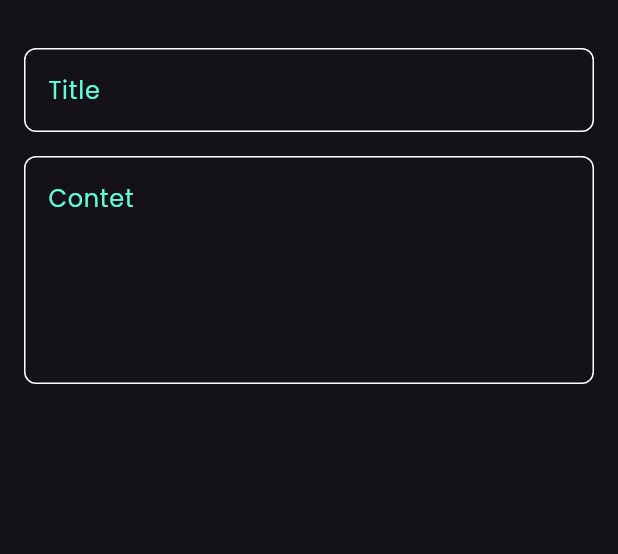
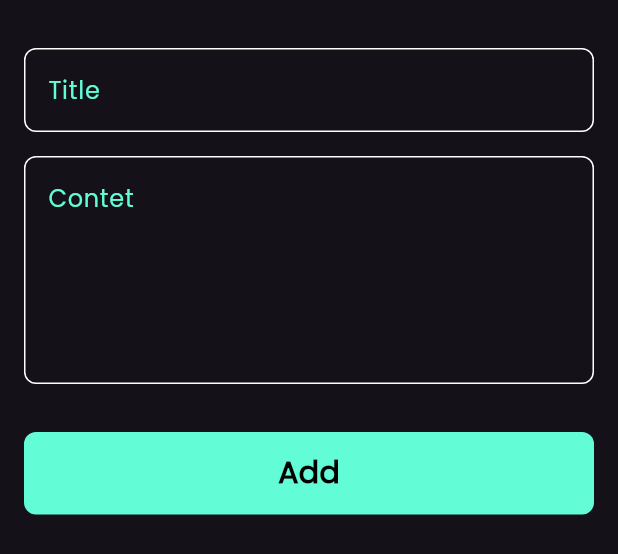
Before and after one commit to NADY10N/notes_app, a Flutter app: the AddNoteBottomSheet widget shown alone on an empty page, opened directly, on a phone screen of 412 x 824 dp. Shown: the top 554 px of the screen. Run offline on Flutter 3.47's test engine with Material 3 defaults, Android fonts, the phone set to English and light mode, and no system bars.

Commit message:
finish notes bottom sheet

```diff
--- a/lib/views/widgets/add_note_bottom-sheet.dart
+++ b/lib/views/widgets/add_note_bottom-sheet.dart
@@ -1,4 +1,6 @@
 import 'package:flutter/material.dart';
+
+import 'package:notes/views/widgets/custom_buttom.dart';
 import 'package:notes/views/widgets/custom_text_field.dart';
 
 class AddNoteBottomSheet extends StatelessWidget {
@@ -10,6 +12,7 @@ class AddNoteBottomSheet extends StatelessWidget {
       padding: const EdgeInsets.symmetric(
         horizontal: 16,
       ),
+      child: SingleChildScrollView(
         child: Column(
           children: [
             SizedBox(
@@ -25,7 +28,15 @@ class AddNoteBottomSheet extends StatelessWidget {
               hint: "Contet",
               maxLines: 5,
             ),
+            SizedBox(
+              height: 32,
+            ),
+            CustomButton(),
+            SizedBox(
+              height: 16,
+            ),
           ],
+        ),
       ),
     );
   }
--- /dev/null
+++ b/lib/views/widgets/custom_buttom.dart
@@ -0,0 +1,28 @@
+import 'package:flutter/material.dart';
+import 'package:notes/constants.dart';
+
+class CustomButton extends StatelessWidget {
+  const CustomButton({super.key});
+
+  @override
+  Widget build(BuildContext context) {
+    return Container(
+      width: MediaQuery.of(context).size.width,
+      height: 55,
+      decoration: BoxDecoration(
+        color: kPrimaryColor,
+        borderRadius: BorderRadius.circular(8),
+      ),
+      child: const Center(
+        child: Text(
+          "Add",
+          style: TextStyle(
+            color: Colors.black,
+            fontSize: 20,
+            fontWeight: FontWeight.bold,
+          ),
+        ),
+      ),
+    );
+  }
+}
```
Lines whose indentation alone changed are shown as unchanged.
